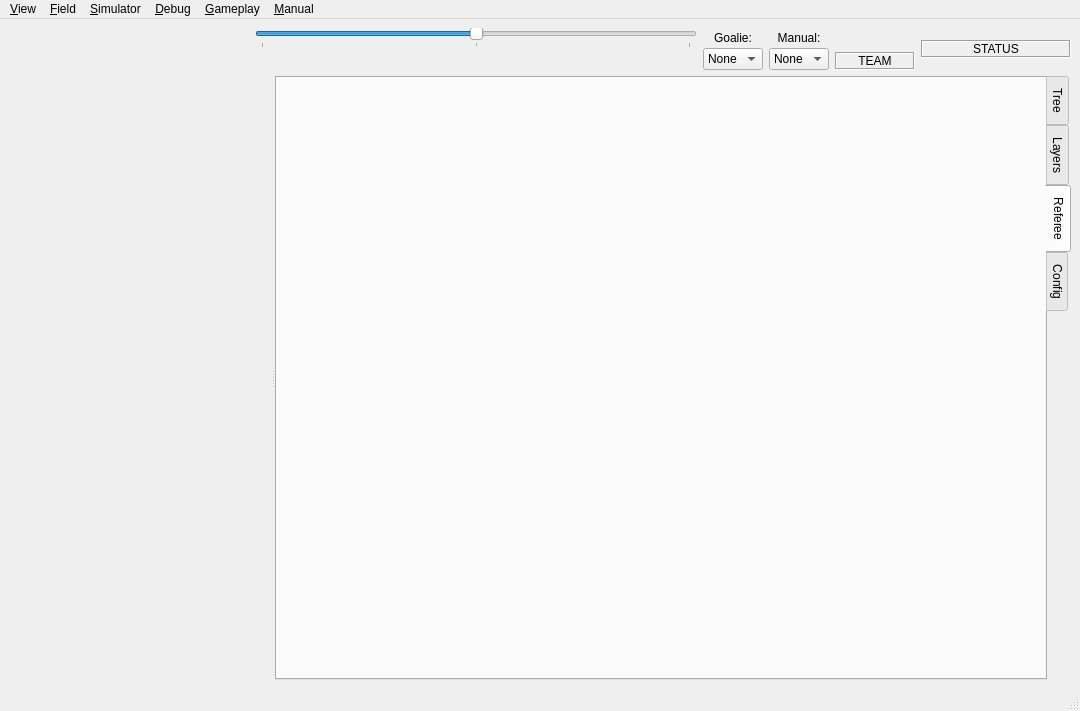
This is soccer/ui/MainWindow.ui in RoboJackets/robocup-software as Qt 5 draws it before an edit. The edited form follows.
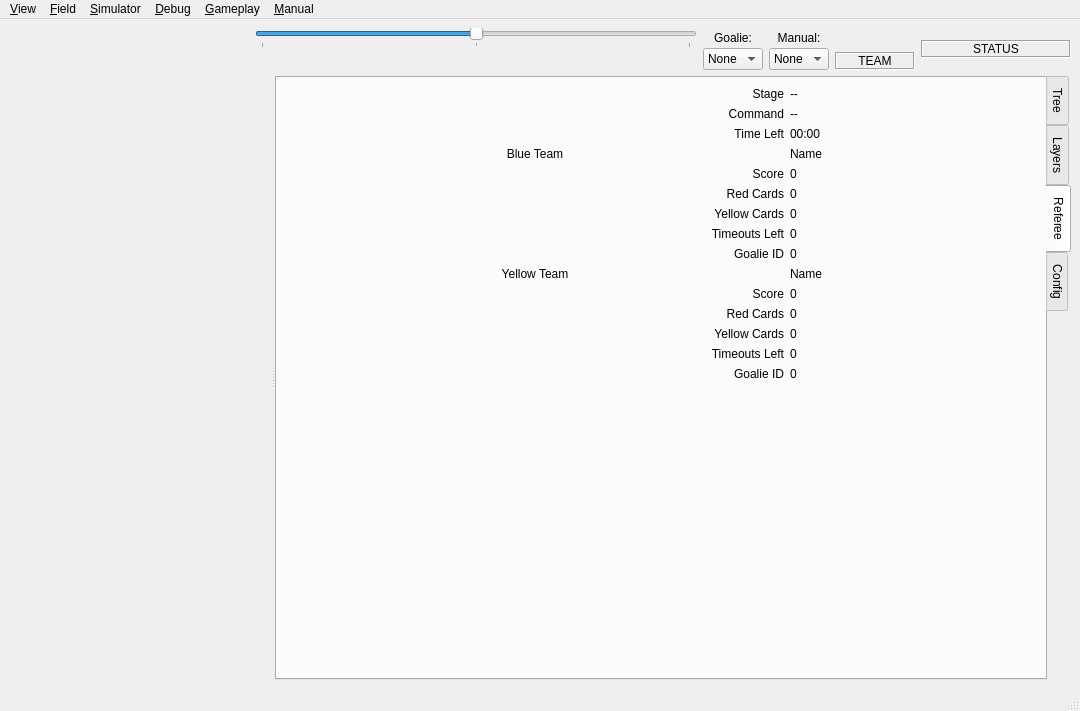
This is the edited form. Icons and pictures are not drawn. Custom widgets are drawn as their Qt base class.

Commit message: Adds and connects GUI display in referee tab for referee state.

```diff
--- a/soccer/ui/MainWindow.ui
+++ b/soccer/ui/MainWindow.ui
@@ -727,7 +727,276 @@
         <attribute name="title">
          <string>Referee</string>
         </attribute>
-        <layout class="QGridLayout" name="gridLayout"/>
+        <layout class="QGridLayout" name="gridLayout">
+         <item row="0" column="0" colspan="2">
+          <widget class="QLabel" name="label_2">
+           <property name="text">
+            <string>Stage</string>
+           </property>
+           <property name="alignment">
+            <set>Qt::AlignRight|Qt::AlignTrailing|Qt::AlignVCenter</set>
+           </property>
+          </widget>
+         </item>
+         <item row="0" column="2">
+          <widget class="QLabel" name="refStage">
+           <property name="text">
+            <string>--</string>
+           </property>
+          </widget>
+         </item>
+         <item row="1" column="0" colspan="2">
+          <widget class="QLabel" name="label_4">
+           <property name="text">
+            <string>Command</string>
+           </property>
+           <property name="alignment">
+            <set>Qt::AlignRight|Qt::AlignTrailing|Qt::AlignVCenter</set>
+           </property>
+          </widget>
+         </item>
+         <item row="1" column="2">
+          <widget class="QLabel" name="refCommand">
+           <property name="text">
+            <string>--</string>
+           </property>
+          </widget>
+         </item>
+         <item row="2" column="0" colspan="2">
+          <widget class="QLabel" name="label_6">
+           <property name="text">
+            <string>Time Left</string>
+           </property>
+           <property name="alignment">
+            <set>Qt::AlignRight|Qt::AlignTrailing|Qt::AlignVCenter</set>
+           </property>
+          </widget>
+         </item>
+         <item row="4" column="2">
+          <widget class="QLabel" name="refBlueScore">
+           <property name="text">
+            <string>0</string>
+           </property>
+          </widget>
+         </item>
+         <item row="2" column="2">
+          <widget class="QLabel" name="refTimeLeft">
+           <property name="text">
+            <string>00:00</string>
+           </property>
+          </widget>
+         </item>
+         <item row="3" column="0" colspan="2">
+          <widget class="QLabel" name="label_8">
+           <property name="text">
+            <string>Blue Team</string>
+           </property>
+           <property name="alignment">
+            <set>Qt::AlignCenter</set>
+           </property>
+          </widget>
+         </item>
+         <item row="3" column="2">
+          <widget class="QLabel" name="refBlueName">
+           <property name="text">
+            <string>Name</string>
+           </property>
+          </widget>
+         </item>
+         <item row="4" column="0" colspan="2">
+          <widget class="QLabel" name="label_12">
+           <property name="text">
+            <string>Score</string>
+           </property>
+           <property name="alignment">
+            <set>Qt::AlignRight|Qt::AlignTrailing|Qt::AlignVCenter</set>
+           </property>
+          </widget>
+         </item>
+         <item row="8" column="2">
+          <widget class="QLabel" name="refBlueGoalie">
+           <property name="text">
+            <string>0</string>
+           </property>
+          </widget>
+         </item>
+         <item row="5" column="0" colspan="2">
+          <widget class="QLabel" name="label_14">
+           <property name="text">
+            <string>Red Cards</string>
+           </property>
+           <property name="alignment">
+            <set>Qt::AlignRight|Qt::AlignTrailing|Qt::AlignVCenter</set>
+           </property>
+          </widget>
+         </item>
+         <item row="5" column="2">
+          <widget class="QLabel" name="refBlueRedCards">
+           <property name="text">
+            <string>0</string>
+           </property>
+          </widget>
+         </item>
+         <item row="6" column="0" colspan="2">
+          <widget class="QLabel" name="label_16">
+           <property name="text">
+            <string>Yellow Cards</string>
+           </property>
+           <property name="alignment">
+            <set>Qt::AlignRight|Qt::AlignTrailing|Qt::AlignVCenter</set>
+           </property>
+          </widget>
+         </item>
+         <item row="6" column="2">
+          <widget class="QLabel" name="refBlueYellowCards">
+           <property name="text">
+            <string>0</string>
+           </property>
+          </widget>
+         </item>
+         <item row="7" column="0" colspan="2">
+          <widget class="QLabel" name="label_18">
+           <property name="text">
+            <string>Timeouts Left</string>
+           </property>
+           <property name="alignment">
+            <set>Qt::AlignRight|Qt::AlignTrailing|Qt::AlignVCenter</set>
+           </property>
+          </widget>
+         </item>
+         <item row="7" column="2">
+          <widget class="QLabel" name="refBlueTimeoutsLeft">
+           <property name="text">
+            <string>0</string>
+           </property>
+          </widget>
+         </item>
+         <item row="8" column="0" colspan="2">
+          <widget class="QLabel" name="label_20">
+           <property name="text">
+            <string>Goalie ID</string>
+           </property>
+           <property name="alignment">
+            <set>Qt::AlignRight|Qt::AlignTrailing|Qt::AlignVCenter</set>
+           </property>
+          </widget>
+         </item>
+         <item row="9" column="0" colspan="2">
+          <widget class="QLabel" name="label_9">
+           <property name="text">
+            <string>Yellow Team</string>
+           </property>
+           <property name="alignment">
+            <set>Qt::AlignCenter</set>
+           </property>
+          </widget>
+         </item>
+         <item row="9" column="2">
+          <widget class="QLabel" name="refYellowName">
+           <property name="text">
+            <string>Name</string>
+           </property>
+          </widget>
+         </item>
+         <item row="10" column="1">
+          <widget class="QLabel" name="label_25">
+           <property name="text">
+            <string>Score</string>
+           </property>
+           <property name="alignment">
+            <set>Qt::AlignRight|Qt::AlignTrailing|Qt::AlignVCenter</set>
+           </property>
+          </widget>
+         </item>
+         <item row="10" column="2">
+          <widget class="QLabel" name="refYellowScore">
+           <property name="text">
+            <string>0</string>
+           </property>
+          </widget>
+         </item>
+         <item row="11" column="1">
+          <widget class="QLabel" name="label_31">
+           <property name="text">
+            <string>Red Cards</string>
+           </property>
+           <property name="alignment">
+            <set>Qt::AlignRight|Qt::AlignTrailing|Qt::AlignVCenter</set>
+           </property>
+          </widget>
+         </item>
+         <item row="11" column="2">
+          <widget class="QLabel" name="refYellowRedCards">
+           <property name="text">
+            <string>0</string>
+           </property>
+          </widget>
+         </item>
+         <item row="12" column="1">
+          <widget class="QLabel" name="label_23">
+           <property name="text">
+            <string>Yellow Cards</string>
+           </property>
+           <property name="alignment">
+            <set>Qt::AlignRight|Qt::AlignTrailing|Qt::AlignVCenter</set>
+           </property>
+          </widget>
+         </item>
+         <item row="12" column="2">
+          <widget class="QLabel" name="refYellowYellowCards">
+           <property name="text">
+            <string>0</string>
+           </property>
+          </widget>
+         </item>
+         <item row="13" column="1">
+          <widget class="QLabel" name="label_28">
+           <property name="text">
+            <string>Timeouts Left</string>
+           </property>
+           <property name="alignment">
+            <set>Qt::AlignRight|Qt::AlignTrailing|Qt::AlignVCenter</set>
+           </property>
+          </widget>
+         </item>
+         <item row="13" column="2">
+          <widget class="QLabel" name="refYellowTimeoutsLeft">
+           <property name="text">
+            <string>0</string>
+           </property>
+          </widget>
+         </item>
+         <item row="14" column="1">
+          <widget class="QLabel" name="label_26">
+           <property name="text">
+            <string>Goalie ID</string>
+           </property>
+           <property name="alignment">
+            <set>Qt::AlignRight|Qt::AlignTrailing|Qt::AlignVCenter</set>
+           </property>
+          </widget>
+         </item>
+         <item row="14" column="2">
+          <widget class="QLabel" name="refYellowGoalie">
+           <property name="text">
+            <string>0</string>
+           </property>
+          </widget>
+         </item>
+         <item row="15" column="1">
+          <spacer name="verticalSpacer">
+           <property name="orientation">
+            <enum>Qt::Vertical</enum>
+           </property>
+           <property name="sizeHint" stdset="0">
+            <size>
+             <width>20</width>
+             <height>40</height>
+            </size>
+           </property>
+          </spacer>
+         </item>
+        </layout>
        </widget>
        <widget class="QWidget" name="configTab">
         <attribute name="title">
```
The commit also changes 4 other files.
